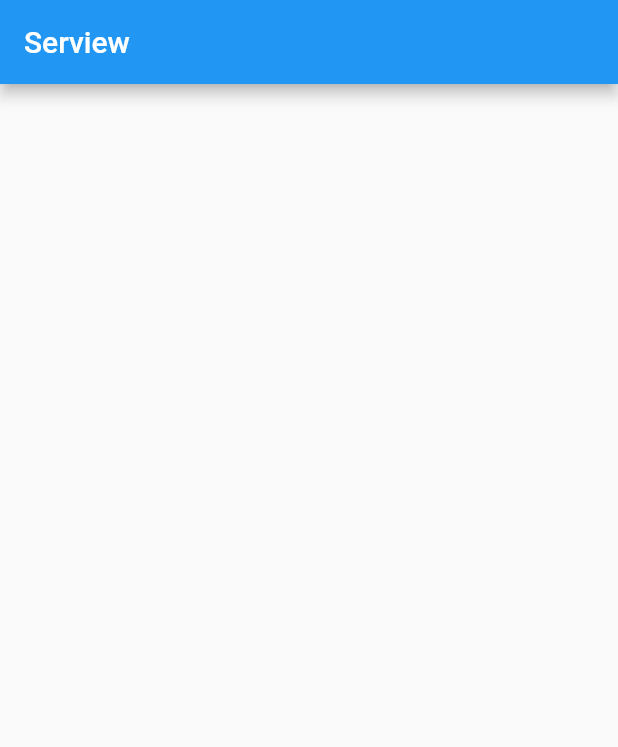
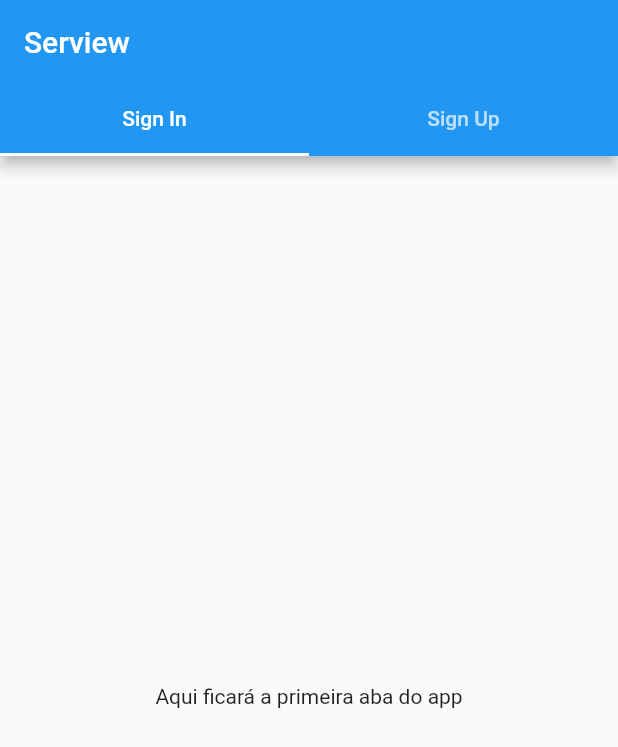
Before and after one commit to Beloin/serview, a Flutter app: the screen it shows after launch, on a phone screen of 412 x 824 dp. Shown: the top 747 px of the screen. Run offline on Flutter 3.47's test engine with Material 2 defaults, Android fonts, the light colour scheme and no system bars.

Commit message:
Criação da sign_page

```diff
--- a/lib/main.dart
+++ b/lib/main.dart
@@ -1,35 +1,6 @@
 import 'package:flutter/material.dart';
+import 'package:serview/ui/sign_page.dart';
 
-void main() => runApp(MyApp());
-
-class MyApp extends StatelessWidget {
-  // This widget is the root of your application.
-  @override
-  Widget build(BuildContext context) {
-    return MaterialApp(
-      title: 'Serview',
-      theme: ThemeData(
-        primarySwatch: Colors.blue,
-      ),
-      home: MyHomePage(title: 'Serview'),
-    );
-  }
-}
-
-class MyHomePage extends StatefulWidget {
-  MyHomePage({Key key, this.title}) : super(key: key);
-  final String title;
-  @override
-  _MyHomePageState createState() => _MyHomePageState();
-}
-
-class _MyHomePageState extends State<MyHomePage> {
-  @override
-  Widget build(BuildContext context) {
-    return Scaffold(
-      appBar: AppBar(
-        title: Text(widget.title),
-      ),
-    );
-  }
-}
+void main() => runApp(MaterialApp(
+      home: SignPage(),
+    ));
--- /dev/null
+++ b/lib/ui/sign_page.dart
@@ -0,0 +1,50 @@
+import 'package:flutter/material.dart';
+
+class SignPage extends StatefulWidget {
+  @override
+  _SignPageState createState() => _SignPageState();
+}
+
+class _SignPageState extends State<SignPage> {
+  @override
+  Widget build(BuildContext context) {
+    return DefaultTabController(
+        length: 2,
+        child: Scaffold(
+          appBar: AppBar(
+            title: Text(
+              "Serview",
+              style: TextStyle(fontSize: 20),
+            ),
+            bottom: TabBar(
+              tabs: <Widget>[
+                Tab(
+                  text: "Sign In",
+                ),
+                Tab(
+                  text: "Sign Up",
+                )
+              ],
+            ),
+          ),
+          body: TabBarView(
+            children: <Widget>[
+              Tab(
+                child: Column(
+                  mainAxisAlignment: MainAxisAlignment.center,
+                  children: <Widget>[Text("Aqui ficará a primeira aba do app")],
+                ),
+              ),
+              Tab(
+                child: Column(
+                  mainAxisAlignment: MainAxisAlignment.center,
+                  children: <Widget>[Text("Aqui ficará a segunda aba do app")],
+                ),
+              )
+            ],
+          ),
+        ));
+  }
+}
+
+//Criar método para a criação do TextField
```
Also changed, not shown: 1 other file.
